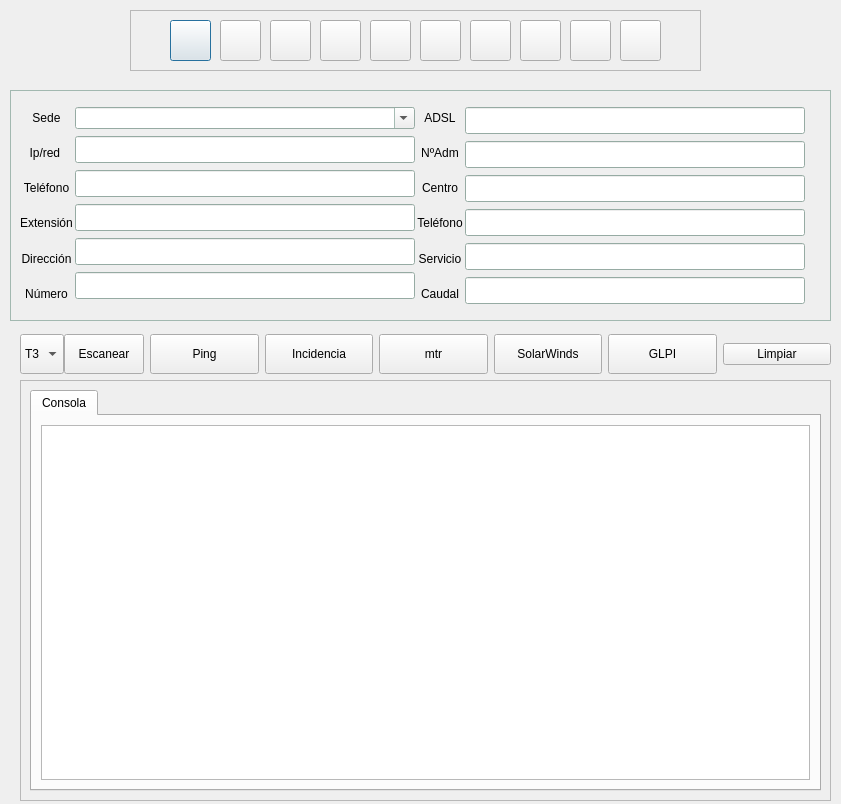
First picture: the form in soporte/soporte.ui, repository grxdipgra/GrxMenu, before the edit.
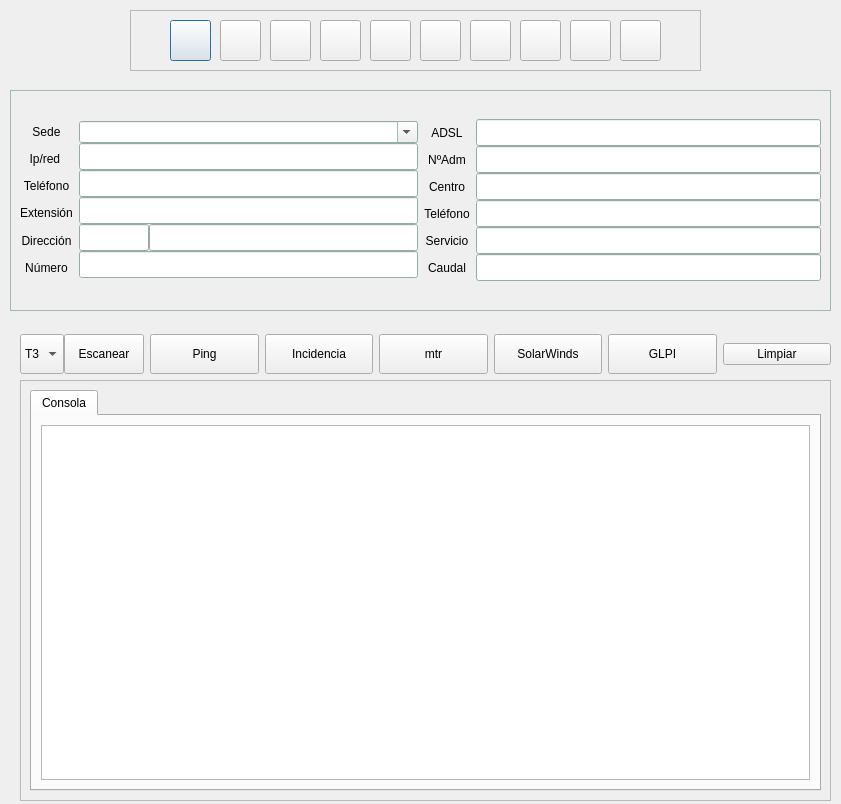
Second picture: the form after the edit. Icons and pictures are not drawn.

Patch:
```diff
--- a/soporte/soporte.ui
+++ b/soporte/soporte.ui
@@ -22,7 +22,7 @@
      <x>10</x>
      <y>90</y>
      <width>821</width>
-     <height>231</height>
+     <height>221</height>
     </rect>
    </property>
    <property name="palette">
@@ -98,25 +98,14 @@
    <property name="lineWidth">
     <number>2</number>
    </property>
-   <widget class="QWidget" name="layoutWidget">
-    <property name="geometry">
-     <rect>
-      <x>10</x>
-      <y>10</y>
-      <width>785</width>
-      <height>211</height>
-     </rect>
-    </property>
-    <layout class="QHBoxLayout" name="horizontalLayout">
-     <property name="spacing">
-      <number>2</number>
-     </property>
-     <item>
-      <layout class="QVBoxLayout" name="verticalLayout">
-       <property name="spacing">
-        <number>0</number>
-       </property>
-       <item>
+   <layout class="QGridLayout" name="gridLayout_7">
+    <item row="0" column="0">
+     <layout class="QGridLayout" name="gridLayout_4">
+      <item row="0" column="0">
+       <layout class="QGridLayout" name="gridLayout_5">
+        <item row="0" column="0">
+         <layout class="QGridLayout" name="gridLayout_6">
+          <item row="0" column="0">
         <widget class="QLabel" name="label_2">
          <property name="text">
           <string>Sede</string>
@@ -126,7 +115,7 @@
          </property>
         </widget>
        </item>
-       <item>
+          <item row="1" column="0">
         <widget class="QLabel" name="label">
          <property name="text">
           <string>Ip/red </string>
@@ -136,7 +125,7 @@
          </property>
         </widget>
        </item>
-       <item>
+          <item row="2" column="0">
         <widget class="QLabel" name="label_3">
          <property name="text">
           <string>Teléfono</string>
@@ -146,7 +135,7 @@
          </property>
         </widget>
        </item>
-       <item>
+          <item row="3" column="0">
         <widget class="QLabel" name="label_4">
          <property name="text">
           <string>Extensión</string>
@@ -156,7 +145,7 @@
          </property>
         </widget>
        </item>
-       <item>
+          <item row="4" column="0">
         <widget class="QLabel" name="label_5">
          <property name="text">
           <string>Dirección</string>
@@ -166,7 +155,7 @@
          </property>
         </widget>
        </item>
-       <item>
+          <item row="5" column="0">
         <widget class="QLabel" name="label_6">
          <property name="text">
           <string>Número</string>
@@ -178,7 +167,7 @@
        </item>
       </layout>
      </item>
-     <item>
+        <item row="0" column="1">
       <layout class="QVBoxLayout" name="verticalLayout_2">
        <property name="spacing">
         <number>0</number>
@@ -230,14 +219,40 @@
         </widget>
        </item>
        <item>
+           <layout class="QGridLayout" name="gridLayout_3">
+            <property name="sizeConstraint">
+             <enum>QLayout::SetDefaultConstraint</enum>
+            </property>
+            <property name="verticalSpacing">
+             <number>0</number>
+            </property>
+            <item row="0" column="0">
+             <widget class="QLineEdit" name="lineEdit_direccion_tipo">
+              <property name="minimumSize">
+               <size>
+                <width>50</width>
+                <height>27</height>
+               </size>
+              </property>
+              <property name="maximumSize">
+               <size>
+                <width>70</width>
+                <height>16777215</height>
+               </size>
+              </property>
+             </widget>
+            </item>
+            <item row="0" column="1">
         <widget class="QLineEdit" name="lineEdit_direccion">
          <property name="minimumSize">
           <size>
-           <width>320</width>
+                <width>200</width>
            <height>27</height>
           </size>
          </property>
         </widget>
+            </item>
+           </layout>
        </item>
        <item>
         <widget class="QLineEdit" name="lineEdit_numero">
@@ -251,6 +266,10 @@
        </item>
       </layout>
      </item>
+       </layout>
+      </item>
+      <item row="0" column="1">
+       <layout class="QHBoxLayout" name="horizontalLayout_5">
      <item>
       <layout class="QVBoxLayout" name="verticalLayout_3">
        <property name="spacing">
@@ -386,7 +405,10 @@
       </layout>
      </item>
     </layout>
-   </widget>
+      </item>
+     </layout>
+    </item>
+   </layout>
   </widget>
   <widget class="QLabel" name="Estado">
    <property name="geometry">
@@ -765,7 +787,7 @@
     </layout>
    </widget>
   </widget>
-  <widget class="QWidget" name="">
+  <widget class="QWidget" name="layoutWidget">
    <property name="geometry">
     <rect>
      <x>20</x>
```
Left out of the diff: 4 changed lines with no effect on the pictures. Lines whose indentation alone changed are shown as unchanged.
